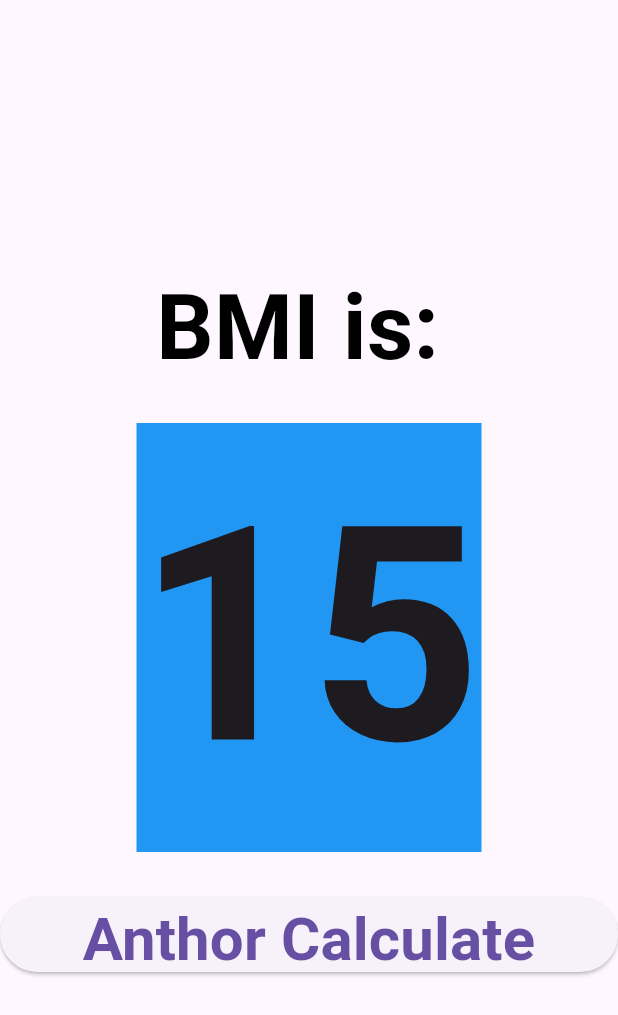
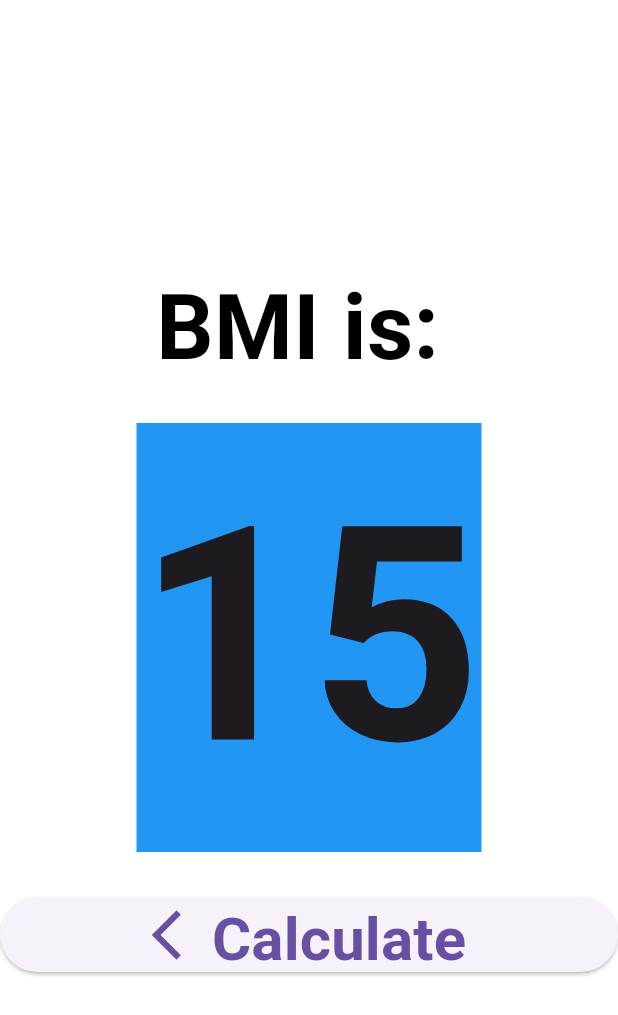
Before and after one commit to Ibrahim1497/BMI, a Flutter app: the Result screen opened directly, on a phone screen of 412 x 824 dp. Shown: the top 1015 px of the screen. Run offline on Flutter 3.47's test engine with Material 3 defaults, Android fonts, the phone set to English and light mode, and no system bars; our stand-ins replace animated_splash_screen, bloc, flutter_bloc, shared_preferences; missing offline and left inert: awesome_ripple_animation; accounts and stored records are empty.

Commit message:
edit_texts

```diff
--- a/lib/screens/result.dart
+++ b/lib/screens/result.dart
@@ -1,5 +1,4 @@
 import 'package:flutter/material.dart';
-import 'package:flutter_bloc/flutter_bloc.dart';
 import 'package:untitled/cubit/user_cubit/user_cubit.dart';
 
 import '../cubit/theme_cubit/theme_cubit.dart';
@@ -12,6 +11,7 @@ class Result extends StatelessWidget {
     var cubit = UserCubit().get(context);
     var cubit1=ThemeCubit().get(context);
         return Scaffold(
+          backgroundColor: cubit1.isDark ? Colors.black : Colors.white,
           body: Column(
             mainAxisAlignment: MainAxisAlignment.center,
             crossAxisAlignment: CrossAxisAlignment.center,
@@ -49,9 +49,15 @@ class Result extends StatelessWidget {
                     cubit.calcPerfectWeight();
                     Navigator.pop(context);
                   },
-                  child: Text(
-                    "Anthor Calculate",
-                    style: TextStyle(fontWeight: FontWeight.bold, fontSize: 40),
+                  child: Row(
+                    mainAxisAlignment: MainAxisAlignment.center,
+                    children: [
+                      Icon(Icons.arrow_back_ios,size: 40,),
+                      Text(
+                        "Calculate",
+                        style: TextStyle(fontWeight: FontWeight.bold, fontSize: 40),
+                      ),
+                    ],
                   ),
                 ),
               )
```
